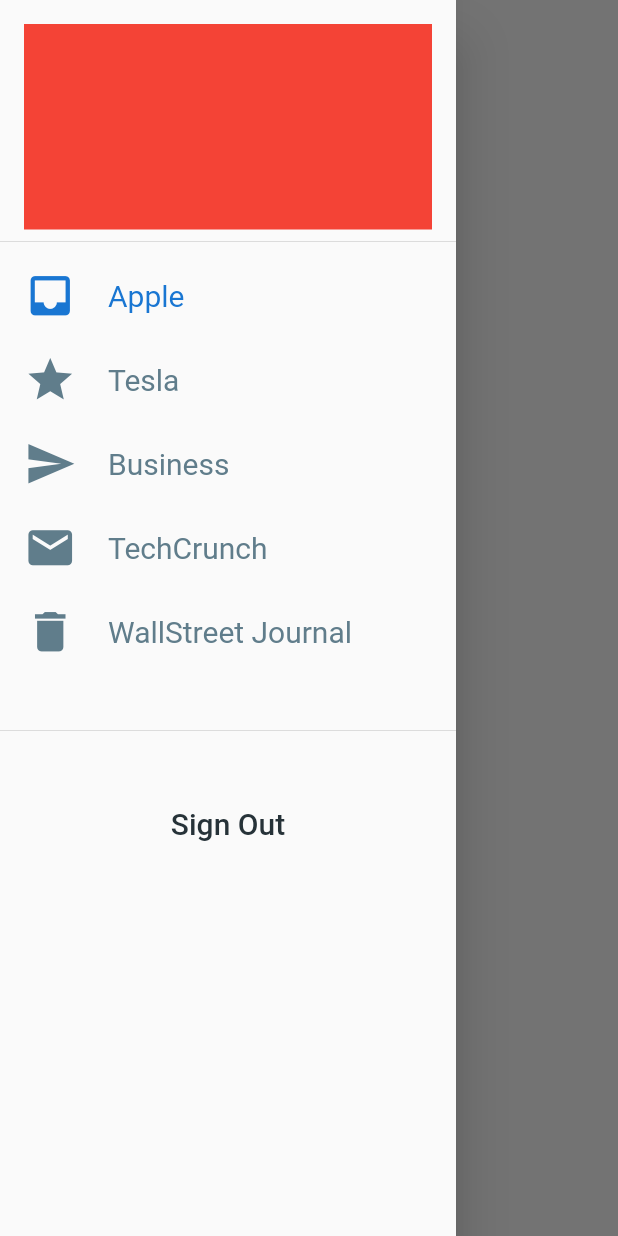
After one commit to silokilo966/news_app, a Flutter app: the BusinessPage screen opened by its route, after a tap on the "menu" icon, on a phone screen of 412 x 824 dp. The commit adds this screen. Run offline on Flutter 3.47's test engine with Material 2 defaults, Android fonts, the phone set to English and light mode, and no system bars; our stand-ins replace firebase_auth, firebase_core; accounts and stored records are empty.

Commit message:
Added Drawer

```diff
--- /dev/null
+++ b/lib/Screens/home_page.dart
@@ -0,0 +1,137 @@
+import 'package:firebase_auth/firebase_auth.dart';
+import 'package:flutter/material.dart';
+import 'package:flutter_project/models/pages_data.dart';
+import 'package:flutter_project/routes/routes.dart';
+
+class DrawerPages extends StatefulWidget {
+  const DrawerPages({Key? key}) : super(key: key);
+
+  @override
+  _DrawerPagesState createState() => _DrawerPagesState();
+}
+
+var indexClicked = 0;
+
+final pages = [
+  Center(
+    child: Text('Inbox'),
+  ),
+  Center(
+    child: Text('Starred'),
+  ),
+  Center(
+    child: Text('Sent'),
+  ),
+  Center(
+    child: Text('Drafts'),
+  ),
+  Center(
+    child: Text('Trash'),
+  ),
+  Center(
+    child: Text('Spam'),
+  ),
+];
+
+//Todo Change the Drawer items color
+//todo change the signout color
+//Todo change the Drawer to 3d
+
+class _DrawerPagesState extends State<DrawerPages> {
+  @override
+  Widget build(BuildContext context) {
+    return Drawer(
+      child: Column(
+        children: [
+          DrawerHeader(
+            child: Container(
+              color: Colors.red,
+            ),
+          ),
+          Expanded(
+            child: ListView(
+              padding: EdgeInsets.zero,
+              children: [
+                DrawerListTile(
+                  index: 0,
+                  onTap: () {
+                    setState(() {
+                      indexClicked = 0;
+                    });
+                    Navigator.pop(context);
+                    Navigator.pushReplacementNamed(context, '/ApplePage');
+                  },
+                ),
+                DrawerListTile(
+                  index: 1,
+                  onTap: () {
+                    setState(() {
+                      indexClicked = 1;
+                    });
+                    Navigator.pop(context);
+                    Navigator.pushReplacementNamed(context, '/TeslaPage');
+                  },
+                ),
+                DrawerListTile(
+                  index: 2,
+                  onTap: () {
+                    setState(() {
+                      indexClicked = 2;
+                    });
+                    Navigator.pop(context);
+                    Navigator.pushReplacementNamed(context, '/BusinessPage');
+                  },
+                ),
+                DrawerListTile(
+                  index: 3,
+                  onTap: () {
+                    setState(() {
+                      indexClicked = 3;
+                    });
+                    Navigator.pop(context);
+                    Navigator.pushReplacementNamed(context, '/TechCrunchPage');
+                  },
+                ),
+                DrawerListTile(
+                  index: 4,
+                  onTap: () {
+                    setState(() {
+                      indexClicked = 4;
+                    });
+                    Navigator.pop(context);
+                    Navigator.pushReplacementNamed(context, '/WallStreetPage');
+                  },
+                ),
+                SizedBox(
+                  height: 30,
+                ),
+                Divider(),
+                SizedBox(
+                  height: 30,
+                ),
+                TextButton(
+                  onPressed: () {
+                    signOut();
+                    Navigator.of(context)
+                        .pushReplacementNamed(Routes.loginScreen);
+                  },
+                  child: Text(
+                    "Sign Out",
+                    style: TextStyle(
+                      fontSize: 20,
+                      color: Colors.blueGrey[900],
+                    ),
+                  ),
+                )
+              ],
+            ),
+          )
+        ],
+      ),
+    );
+  }
+
+  Future<void> signOut() async {
+    await FirebaseAuth.instance.signOut();
+  }
+}
--- a/lib/Screens/login_screen.dart
+++ b/lib/Screens/login_screen.dart
@@ -129,10 +129,10 @@ class _LoginScreenState extends State<LoginScreen> {
                             try {
                               await FirebaseAuth.instance
                                   .signInWithEmailAndPassword(
-                                      email: _emailController.text,
-                                      password: _passController.text);
+                                      email: _emailController.text.trim(),
+                                      password: _passController.text.trim());
                               Navigator.of(context)
-                                  .pushReplacementNamed(Routes.homePage);
+                                  .pushReplacementNamed(Routes.applePage);
                             } on FirebaseAuthException catch (e) {
                               switch (e.code) {
                                 case 'invalid-email':
--- /dev/null
+++ b/lib/Screens/news_pages/business.dart
@@ -0,0 +1,42 @@
+import 'package:flutter/material.dart';
+import 'package:flutter_project/Screens/home_page.dart';
+
+
+
+
+class BusinessPage extends StatefulWidget {
+  const BusinessPage({Key? key}) : super(key: key);
+
+  @override
+  _BusinessPageState createState() => _BusinessPageState();
+}
+
+class _BusinessPageState extends State<BusinessPage> {
+  GlobalKey<ScaffoldState> _scaffoldKey = GlobalKey<ScaffoldState>();
+  @override
+  Widget build(BuildContext context) {
+    return Scaffold(
+      key: _scaffoldKey,
+      drawer: DrawerPages(),
+      body: Stack(
+        children: [
+          Padding(
+            padding: const EdgeInsets.fromLTRB(10, 30, 0, 0),
+            child: IconButton(
+              onPressed: () {
+                _scaffoldKey.currentState!.openDrawer();
+              },
+              icon: Icon(
+                Icons.menu,
+                size: 35,
+              ),
+            ),
+          ),
+          Center(
+            child: Text('Home'),
+          )
+        ],
+      ),
+    );
+  }
+}
--- a/lib/Screens/register_screen.dart
+++ b/lib/Screens/register_screen.dart
@@ -123,8 +123,8 @@ class _RegisterScreenState extends State<RegisterScreen> {
                             try {
                               await FirebaseAuth.instance
                                   .createUserWithEmailAndPassword(
-                                email: _emailController.text,
-                                password: _passController.text,
+                                email: _emailController.text.trim(),
+                                password: _passController.text.trim(),
                               );
 
                               Navigator.of(context)
--- a/lib/main.dart
+++ b/lib/main.dart
@@ -33,7 +33,7 @@ class _MyAppState extends State<MyApp> {
           title: "MyApp",
           initialRoute: FirebaseAuth.instance.currentUser == null
               ? Routes.loginScreen
-              : Routes.homePage,
+              : Routes.applePage,
           onGenerateRoute: Routes.generateRoute,
         );
       },
--- a/lib/models/drawer_model.dart
+++ b/lib/models/drawer_model.dart
@@ -5,11 +5,11 @@ class Defaults {
   static final Color drawerSelectedItemColor = Colors.blue.shade700;
 
   static final drawerItemsText = [
-    'Inbox',
-    'Starred',
-    'Send',
-    'Drafts',
-    'Trash',
+    'Apple',
+    'Tesla',
+    'Business',
+    'TechCrunch',
+    'WallStreet Journal',
   ];
 
   static final drawerItemsIcon = [
@@ -20,36 +20,3 @@ class Defaults {
     Icons.delete,
   ];
 }
-
-var indexClicked = 0;
-
-class Pages extends StatefulWidget {
-  const Pages({Key? key}) : super(key: key);
-
-  @override
-  _PagesState createState() => _PagesState();
-}
-
-class _PagesState extends State<Pages> {
-  final drawerPages = [
-    Center(
-      child: Text("inbox"),
-    ),
-    Center(
-      child: Text("Starred"),
-    ),
-    Center(
-      child: Text("Sent"),
-    ),
-    Center(
-      child: Text("Drafts"),
-    ),
-    Center(
-      child: Text("Trash"),
-    ),
-  ];
-  @override
-  Widget build(BuildContext context) {
-    return Container();
-  }
-}
--- a/lib/models/pages_data.dart
+++ b/lib/models/pages_data.dart
@@ -0,0 +1,37 @@
+import 'package:flutter/material.dart';
+import 'package:flutter_project/Screens/home_page.dart';
+
+import 'drawer_model.dart';
+
+class DrawerListTile extends StatelessWidget {
+  const DrawerListTile({
+    Key? key,
+    required this.index,
+    required this.onTap,
+  }) : super(key: key);
+
+  final int index;
+  final onTap;
+
+  @override
+  Widget build(BuildContext context) {
+    return ListTile(
+      onTap: onTap,
+      leading: Icon(
+        Defaults.drawerItemsIcon[index],
+        size: 35,
+        color: indexClicked == index
+            ? Defaults.drawerSelectedItemColor
+            : Defaults.drawerItemColor,
+      ),
+      title: Text(Defaults.drawerItemsText[index],
+          style: TextStyle(
+            fontSize: 20,
+            fontWeight: FontWeight.w400,
+            color: indexClicked == index
+                ? Defaults.drawerSelectedItemColor
+                : Defaults.drawerItemColor,
+          )),
+    );
+  }
+}
--- a/lib/routes/routes.dart
+++ b/lib/routes/routes.dart
@@ -1,18 +1,26 @@
 import 'package:flutter/material.dart';
-import 'package:flutter_project/Screens/news_pages/home_page.dart';
 import 'package:flutter_project/Screens/login_screen.dart';
+import 'package:flutter_project/Screens/news_pages/apple.dart';
+import 'package:flutter_project/Screens/news_pages/business.dart';
+import 'package:flutter_project/Screens/news_pages/techcrunch.dart';
+import 'package:flutter_project/Screens/news_pages/tesla.dart';
+import 'package:flutter_project/Screens/news_pages/wallstreet_journal.dart';
 import 'package:flutter_project/Screens/register_screen.dart';
 
 class Routes {
   static const loginScreen = '/';
-  static const homePage = '/homePage';
   static const registerScreen = '/registerScreen';
+  static const applePage = '/ApplePage';
+  static const teslaPage = '/TeslaPage';
+  static const businessPage = '/BusinessPage';
+  static const techCrunch = '/TechCrunchPage';
+  static const wallStreet = '/WallStreetPage';
 
   static Route<dynamic> generateRoute(RouteSettings settings) {
     switch (settings.name) {
-      case homePage:
+      case applePage:
         return MaterialPageRoute(
-          builder: (context) => HomePage(),
+          builder: (context) => ApplePage(),
         );
 
       case loginScreen:
@@ -24,6 +32,26 @@ class Routes {
         return MaterialPageRoute(
           builder: (context) => RegisterScreen(),
         );
+
+      case teslaPage:
+        return MaterialPageRoute(
+          builder: (context) => TeslaPage(),
+        );
+
+      case businessPage:
+        return MaterialPageRoute(
+          builder: (context) => BusinessPage(),
+        );
+
+      case techCrunch:
+        return MaterialPageRoute(
+          builder: (context) => TechcrunchPage(),
+        );
+
+      case wallStreet:
+        return MaterialPageRoute(
+          builder: (context) => WallstreetPage(),
+        );
       default:
         throw FormatException("Route not found! Check routes again");
     }
--- a/pubspec.yaml
+++ b/pubspec.yaml
@@ -36,6 +36,8 @@ dependencies:
   flutter_facebook_auth: ^3.5.0
   google_sign_in: ^5.0.5
   firebase_auth: ^3.0.1
+
+
 
 dev_dependencies:
   flutter_test:
```
Also changed, not shown: lib/Screens/news_pages/apple.dart (added, +39 -0 lines), lib/Screens/news_pages/home_page.dart (deleted, +0 -46 lines), lib/Screens/news_pages/techcrunch.dart (added, +39 -0 lines), lib/Screens/news_pages/tesla.dart (added, +39 -0 lines), lib/Screens/news_pages/wallstreet_journal.dart (added, +39 -0 lines).
